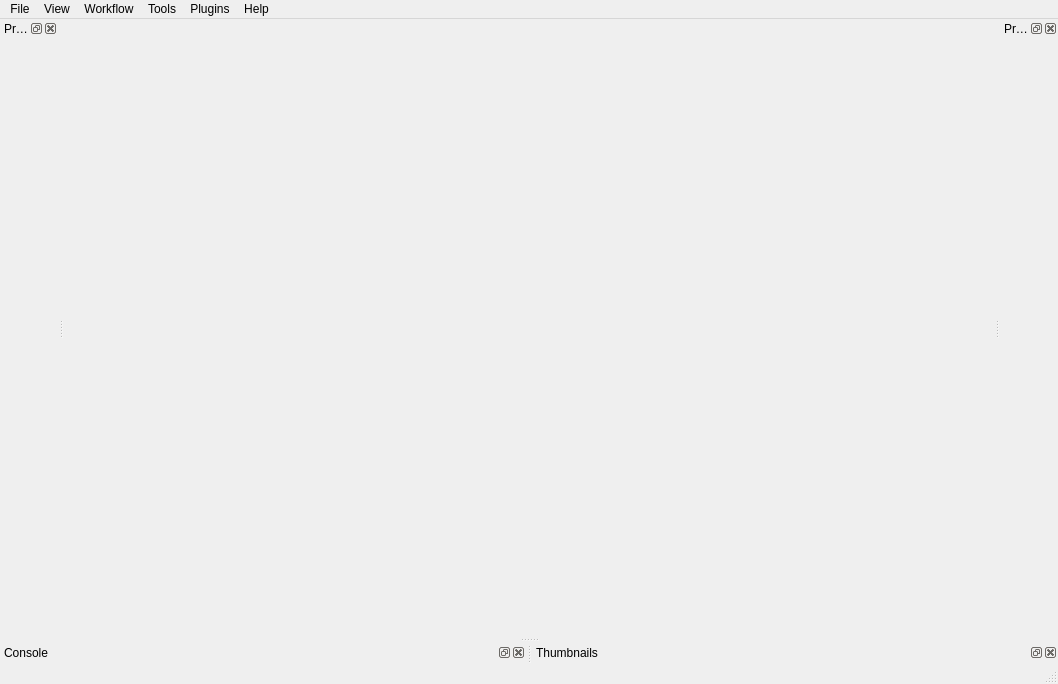
This is src/graphos/gui/MainWindowView.ui in TIDOP-USAL/graphos as Qt 5 draws it before an edit. The edited form follows.
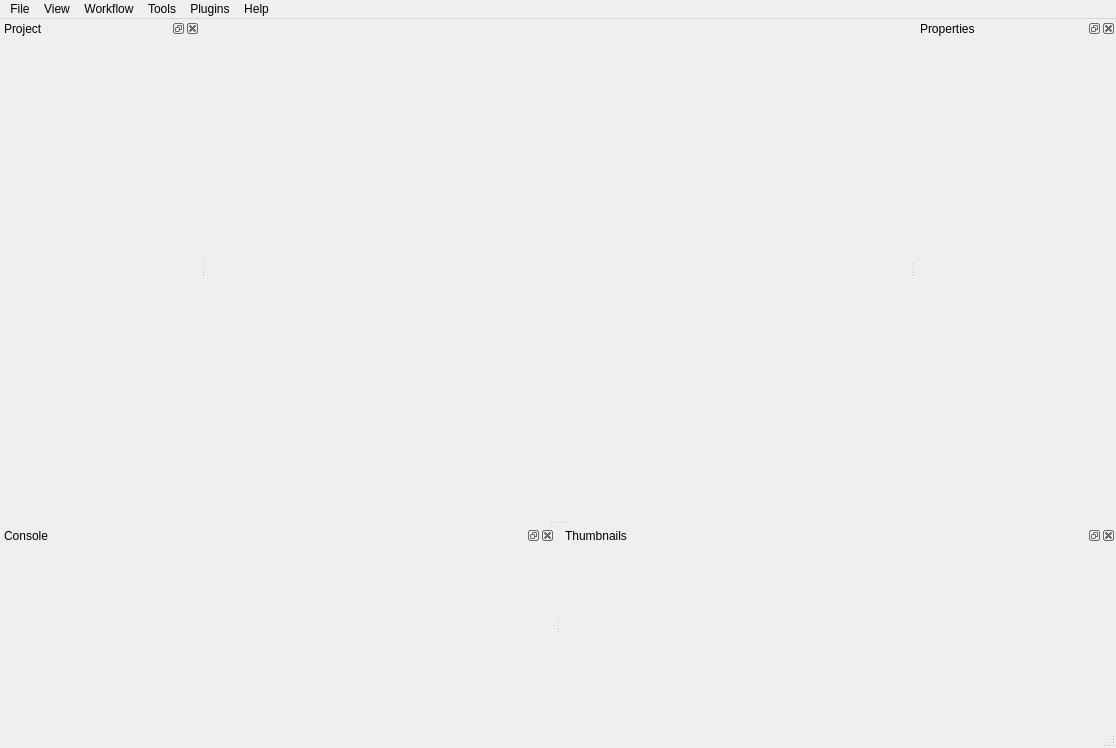
This is the edited form.

```diff
--- a/src/graphos/gui/MainWindowView.ui
+++ b/src/graphos/gui/MainWindowView.ui
@@ -6,8 +6,8 @@
    <rect>
     <x>0</x>
     <y>0</y>
-    <width>1058</width>
-    <height>684</height>
+    <width>1116</width>
+    <height>748</height>
    </rect>
   </property>
   <property name="windowTitle">
@@ -19,8 +19,8 @@
     <rect>
      <x>0</x>
      <y>0</y>
-     <width>1058</width>
-     <height>21</height>
+     <width>1116</width>
+     <height>20</height>
     </rect>
    </property>
    <widget class="QMenu" name="menuFile">
@@ -62,6 +62,12 @@
   </widget>
   <widget class="QStatusBar" name="statusBar"/>
   <widget class="QDockWidget" name="dockWidgetProject">
+   <property name="minimumSize">
+    <size>
+     <width>200</width>
+     <height>35</height>
+    </size>
+   </property>
    <property name="windowTitle">
     <string>Project</string>
    </property>
@@ -86,6 +92,12 @@
    </widget>
   </widget>
   <widget class="QDockWidget" name="dockWidgetConsole">
+   <property name="minimumSize">
+    <size>
+     <width>58</width>
+     <height>200</height>
+    </size>
+   </property>
    <property name="windowTitle">
     <string>Console</string>
    </property>
@@ -95,6 +107,12 @@
    <widget class="QWidget" name="dockWidgetContentsConsole"/>
   </widget>
   <widget class="QDockWidget" name="dockWidgetProperties">
+   <property name="minimumSize">
+    <size>
+     <width>200</width>
+     <height>35</height>
+    </size>
+   </property>
    <property name="windowTitle">
     <string>Properties</string>
    </property>
@@ -119,6 +137,12 @@
    </widget>
   </widget>
   <widget class="QDockWidget" name="dockWidgetThumb">
+   <property name="minimumSize">
+    <size>
+     <width>58</width>
+     <height>200</height>
+    </size>
+   </property>
    <property name="windowTitle">
     <string>Thumbnails</string>
    </property>
```
